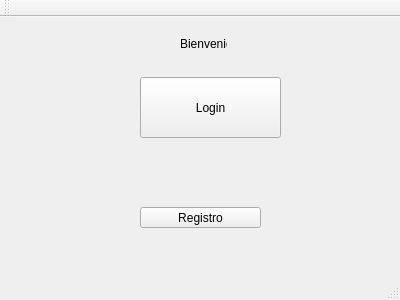
This is Implementacion en Qt/mainwindow.ui in SantiagoCaceres/ProyectoFinalAdventure as Qt 5 draws it before an edit. The edited form follows.
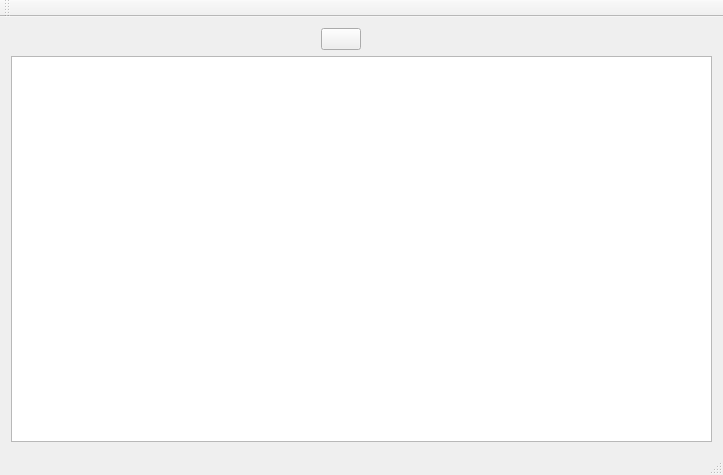
This is the edited form. Icons and pictures are not drawn.

Diff of the .ui file:
```diff
--- a/Implementacion en Qt/mainwindow.ui
+++ b/Implementacion en Qt/mainwindow.ui
@@ -6,53 +6,61 @@
    <rect>
     <x>0</x>
     <y>0</y>
-    <width>400</width>
-    <height>300</height>
+    <width>723</width>
+    <height>475</height>
    </rect>
   </property>
   <property name="windowTitle">
    <string>MainWindow</string>
   </property>
   <widget class="QWidget" name="centralWidget">
-   <widget class="QPushButton" name="pushButton">
-    <property name="geometry">
-     <rect>
-      <x>140</x>
-      <y>190</y>
-      <width>121</width>
-      <height>21</height>
-     </rect>
-    </property>
-    <property name="text">
-     <string>Registro</string>
-    </property>
-   </widget>
-   <widget class="QPushButton" name="pushButton_2">
-    <property name="geometry">
-     <rect>
-      <x>140</x>
-      <y>60</y>
-      <width>141</width>
-      <height>61</height>
-     </rect>
-    </property>
-    <property name="text">
-     <string>Login</string>
-    </property>
-   </widget>
-   <widget class="QLabel" name="label">
-    <property name="geometry">
-     <rect>
-      <x>180</x>
-      <y>20</y>
-      <width>47</width>
-      <height>13</height>
-     </rect>
-    </property>
-    <property name="text">
-     <string>Bienvenido</string>
-    </property>
-   </widget>
+   <layout class="QGridLayout" name="gridLayout">
+    <item row="0" column="0">
+     <layout class="QHBoxLayout" name="horizontalLayout">
+      <item>
+       <spacer name="horizontalSpacer">
+        <property name="orientation">
+         <enum>Qt::Horizontal</enum>
+        </property>
+        <property name="sizeHint" stdset="0">
+         <size>
+          <width>318</width>
+          <height>17</height>
+         </size>
+        </property>
+       </spacer>
+      </item>
+      <item>
+       <widget class="QPushButton" name="pushButton">
+        <property name="text">
+         <string notr="true"/>
+        </property>
+        <property name="icon">
+         <iconset>
+          <normaloff>opciones.png</normaloff>
+          <normalon>:/Images/opciones.png</normalon>opciones.png</iconset>
+        </property>
+       </widget>
+      </item>
+      <item>
+       <spacer name="horizontalSpacer_2">
+        <property name="orientation">
+         <enum>Qt::Horizontal</enum>
+        </property>
+        <property name="sizeHint" stdset="0">
+         <size>
+          <width>358</width>
+          <height>20</height>
+         </size>
+        </property>
+       </spacer>
+      </item>
+     </layout>
+    </item>
+    <item row="1" column="0">
+     <widget class="QGraphicsView" name="graphicsView"/>
+    </item>
+   </layout>
   </widget>
   <widget class="QMenuBar" name="menuBar">
    <property name="geometry">
```
Left out of the diff: 4 changed lines with no effect on the pictures.
